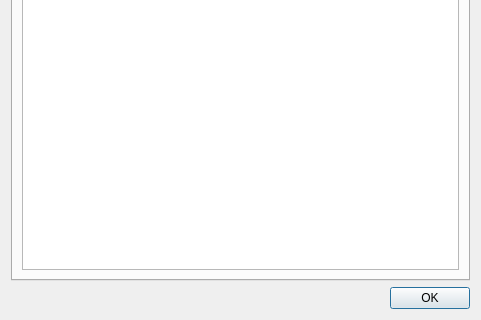
The window that ui/neutrons.ui (tweber-ill/frm_mirror-takin1) describes before a commit, drawn with Qt 5; both pictures show x 0 to 481 and y 147 to 467 of the 481 by 467 pixel window.
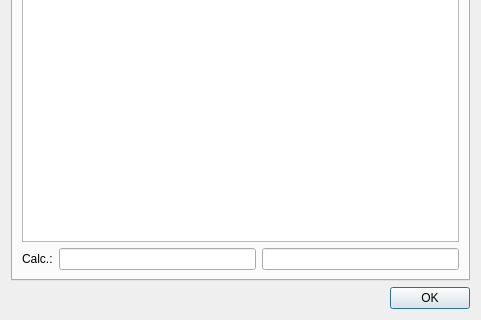
The same window after the commit. The open tabs and pages were chosen to show the change.

Commit message: added quick eval line

```diff
--- a/ui/neutrons.ui
+++ b/ui/neutrons.ui
@@ -365,7 +365,20 @@
        <string>Conversions</string>
       </attribute>
       <layout class="QGridLayout" name="gridLayout_4">
-       <item row="0" column="0">
+       <item row="1" column="1">
+        <widget class="QLineEdit" name="editEval"/>
+       </item>
+       <item row="1" column="2">
+        <widget class="QLineEdit" name="editEvalRes"/>
+       </item>
+       <item row="1" column="0">
+        <widget class="QLabel" name="label_8">
+         <property name="text">
+          <string>Calc.:</string>
+         </property>
+        </widget>
+       </item>
+       <item row="0" column="0" colspan="3">
         <widget class="QTableWidget" name="tableConv">
          <property name="sortingEnabled">
           <bool>true</bool>
```
Left out of the diff: 15 changed lines with no effect on the pictures. The commit also changes 3 other files.
